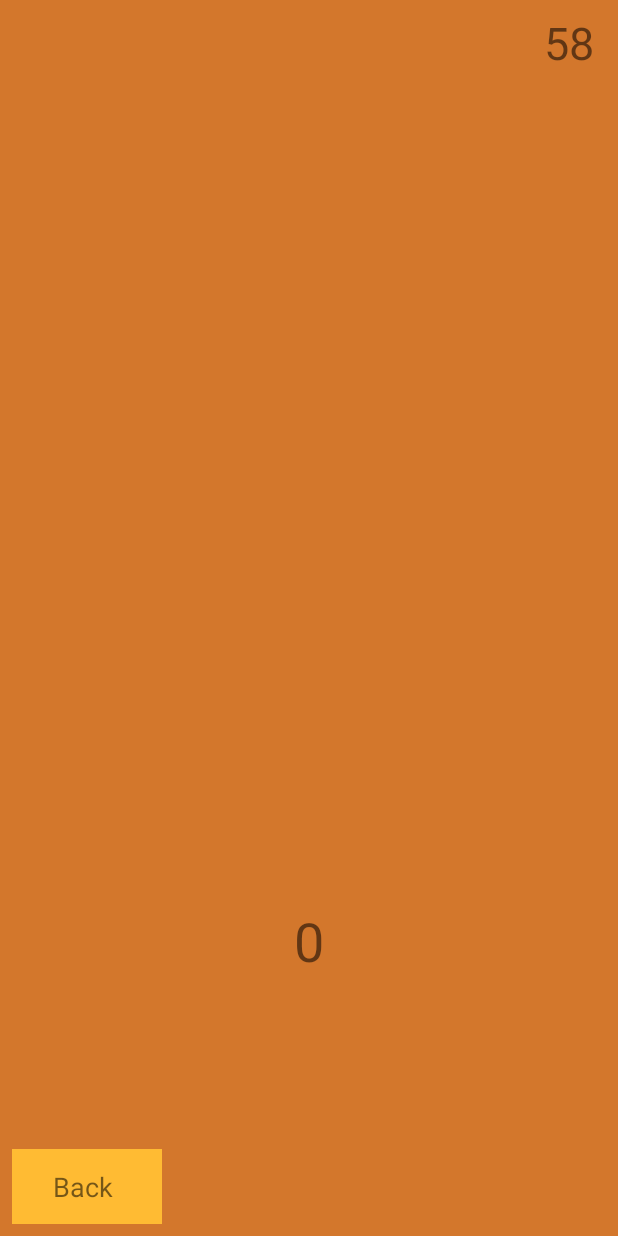
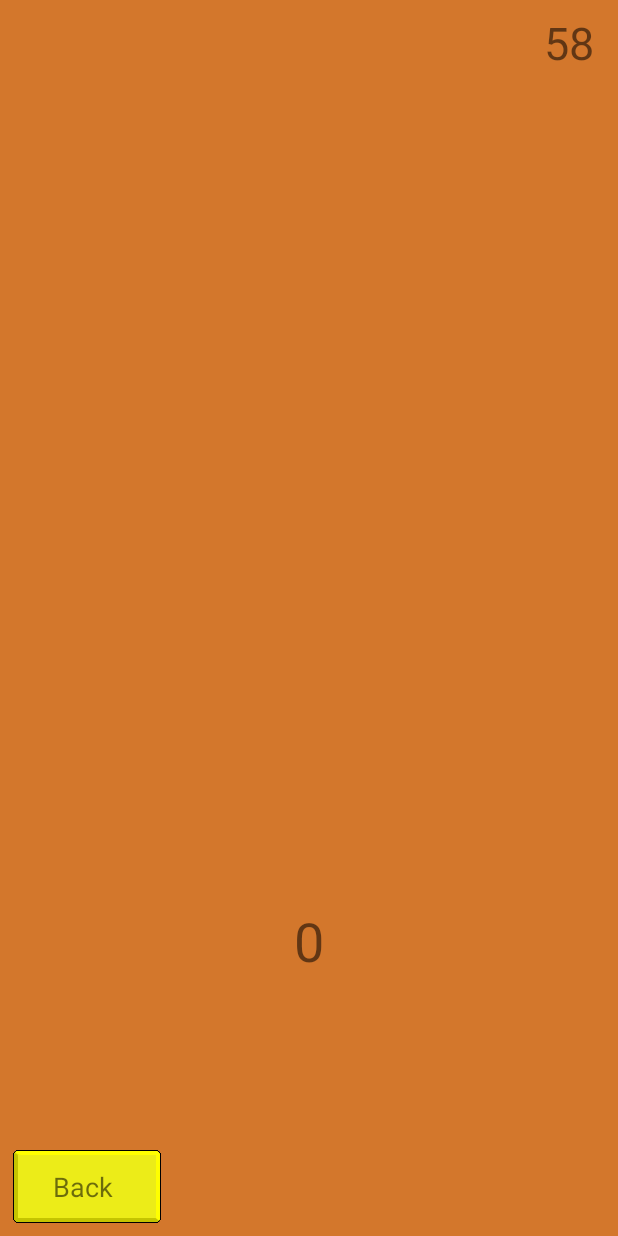
Before and after one commit to Harkor15/AddUs, an Android app: the screen it shows after launch (MainActivity), after a tap on an icon or button, on a phone screen of 412 x 824 dp. Run offline under Robolectric (Android 15) with nearby library versions, the phone set to English and light mode, and no system bars; our stand-ins replace ButterKnife, data binding; 25 statements that could not run were skipped.

Commit message:
Before rebuild

```diff
--- a/app/src/main/java/harkor/addus/MenuFragment.java
+++ b/app/src/main/java/harkor/addus/MenuFragment.java
@@ -18,7 +18,7 @@ import butterknife.ButterKnife;
 import butterknife.OnClick;
 import harkor.addus.view.GameFragment;
 
-public class MenuFragment extends Fragment {
+public class MenuFragment extends Fragment{
     //private static final int RC_ACHIEVEMENT_UI = 9003;
     //private static final int RC_SIGN_IN = 9898;
     GoogleSignInClient mGoogleSignInClient;
@@ -79,4 +79,8 @@ public class MenuFragment extends Fragment {
         return GoogleSignIn.getLastSignedInAccount(getContext()) != null;
     }
 
+    ///////////////////////////////////////////////FRAGMENTS IMPLEMENTATION
+
+
+
 }
--- a/app/src/main/java/harkor/addus/view/MainActivity.java
+++ b/app/src/main/java/harkor/addus/view/MainActivity.java
@@ -6,6 +6,7 @@ package harkor.addus.view;
 import android.content.Intent;
 import android.os.Handler;
 import android.support.annotation.NonNull;
+import android.support.v4.app.FragmentManager;
 import android.support.v4.app.FragmentTransaction;
 import android.support.v7.app.AlertDialog;
 import android.support.v7.app.AppCompatActivity;
@@ -31,7 +32,8 @@ import harkor.addus.MenuFragment;
 import harkor.addus.R;
 
 
-public class MainActivity extends AppCompatActivity implements MenuFragment.OnButtonClickListener {
+
+public class MainActivity extends AppCompatActivity implements MenuFragment.OnButtonClickListener{
     private GoogleSignInClient mGoogleSignInClient;
     GoogleSignInAccount signedInAccount;
     private static final int RC_SIGN_IN = 9876;
--- a/app/src/main/java/harkor/addus/viewmodel/GameOverViewModel.java
+++ b/app/src/main/java/harkor/addus/viewmodel/GameOverViewModel.java
@@ -1,5 +1,6 @@
 package harkor.addus.viewmodel;
 
+import android.app.Fragment;
 import android.databinding.BaseObservable;
 import android.databinding.Bindable;
 
@@ -25,6 +26,7 @@ public class GameOverViewModel extends BaseObservable{
     }
 
 
+
     private static class SingletonHolder {
         private static final GameOverViewModel INSTANCE = new GameOverViewModel();
     }
--- a/app/src/main/java/harkor/addus/viewmodel/GameViewModel.java
+++ b/app/src/main/java/harkor/addus/viewmodel/GameViewModel.java
@@ -32,6 +32,7 @@ public class GameViewModel extends BaseObservable {
     private Logic logic=new Logic();
     public int time;
     public String timer;
+
 
 
     private GameViewModel(){}
--- a/app/src/main/res/layout/fragment_game.xml
+++ b/app/src/main/res/layout/fragment_game.xml
@@ -403,8 +403,8 @@
             android:layout_marginBottom="8dp"
             android:layout_marginLeft="8dp"
             android:layout_marginStart="8dp"
-            android:src="@android:color/holo_orange_light"
             android:onClick="@{(v) -> gameViewModel.onBackClick(v)}"
+            android:src="@drawable/button_background"
             app:layout_constraintBottom_toBottomOf="parent"
             app:layout_constraintStart_toStartOf="parent" />
 
```
Also changed, not shown: app/src/main/res/drawable/button_background.png (added).
